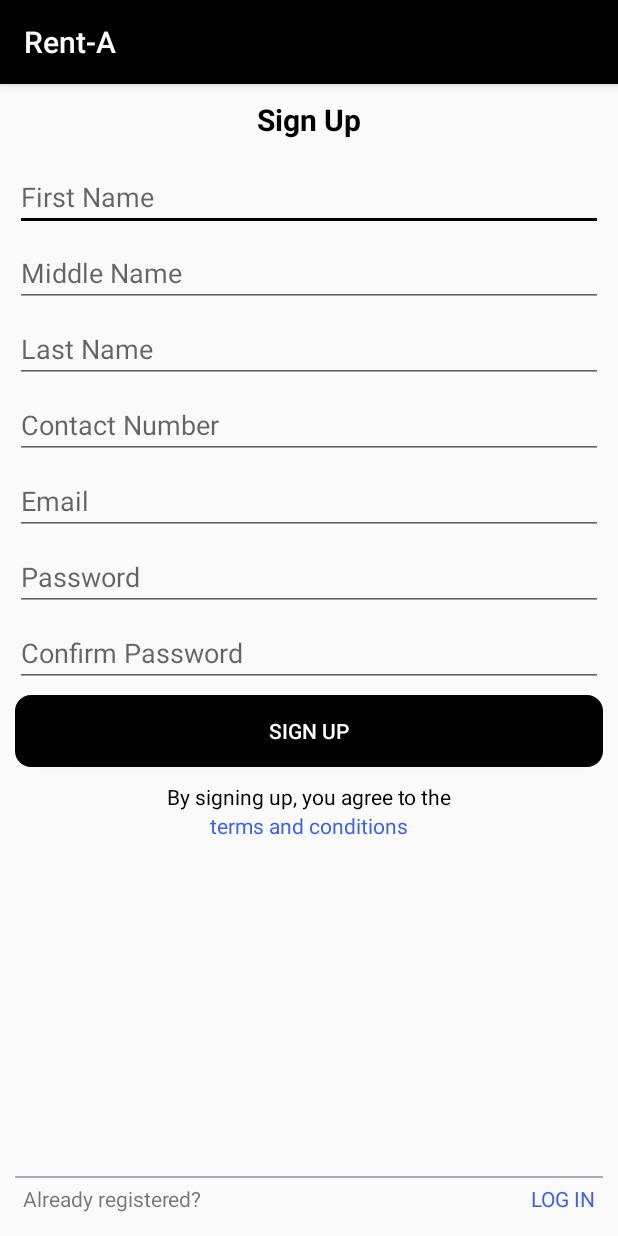
After one commit to raymarkimcabrera/rentA, an Android app: the RegisterActivity screen opened directly, with no data from a screen before it, on a phone screen of 412 x 824 dp. The commit adds this screen. Run offline under Robolectric (Android 15) with nearby library versions, the phone set to English and light mode, and no system bars; our stand-ins replace ButterKnife, Firebase (no records; nobody signed in at launch, a user with empty details on screens opened directly).

Commit message:
Added firebase firestore and Register Activity

```diff
--- a/app/build.gradle
+++ b/app/build.gradle
@@ -65,6 +65,7 @@ dependencies {
     implementation 'com.google.android.gms:play-services-auth:15.0.1'
 
     implementation 'com.google.firebase:firebase-auth:16.0.3'
+    implementation 'com.google.firebase:firebase-firestore:17.1.0'
     implementation 'com.google.firebase:firebase-messaging:17.3.0'
     implementation 'com.google.firebase:firebase-core:16.0.1'
     implementation 'com.google.firebase:firebase-database:16.0.1'
--- a/app/src/main/AndroidManifest.xml
+++ b/app/src/main/AndroidManifest.xml
@@ -60,7 +60,9 @@
         <activity android:name=".activity.MessagesActivity" />
         <activity android:name=".activity.PermissionRequestActivity" />
         <activity android:name=".activity.AutoCompleteKeyboardActivity" />
-        <activity android:name=".activity.LocationSelectorMapActivity"></activity>
+        <activity android:name=".activity.LocationSelectorMapActivity" />
+        <activity android:name=".activity.RegisterActivity"
+            android:windowSoftInputMode="adjustPan"></activity>
     </application>
 
 </manifest>
--- a/app/src/main/java/com/skuld/user/rent_a/BaseActivity.java
+++ b/app/src/main/java/com/skuld/user/rent_a/BaseActivity.java
@@ -14,6 +14,7 @@ import android.support.v7.widget.Toolbar;
 import android.util.Log;
 import android.widget.Toast;
 
+import com.google.firebase.firestore.FirebaseFirestore;
 import com.google.gson.Gson;
 import com.google.gson.GsonBuilder;
 import com.skuld.user.rent_a.rest.ApiInterface;
@@ -33,6 +34,10 @@ public abstract class BaseActivity extends AppCompatActivity{
     protected Toolbar mToolbar;
 
     protected ApiInterface mApiInterface;
+
+    protected FirebaseFirestore mDatabase;
+
+    protected String mUserID;
 
     @Override
     protected void onCreate(Bundle savedInstanceState) {
@@ -87,6 +92,11 @@ public abstract class BaseActivity extends AppCompatActivity{
 
 //    END API Functions
 
+//    Firebase database
+    public FirebaseFirestore getFirebaseDatabase(){
+        return FirebaseFirestore.getInstance();
+    }
+//    END Firebase database
     protected abstract int setLayoutResourceID();
 
     public void setTitle(String title) {
--- /dev/null
+++ b/app/src/main/java/com/skuld/user/rent_a/activity/RegisterActivity.java
@@ -0,0 +1,136 @@
+package com.skuld.user.rent_a.activity;
+
+import android.content.Context;
+import android.content.Intent;
+import android.support.annotation.NonNull;
+import android.support.v7.app.AppCompatActivity;
+import android.os.Bundle;
+import android.view.View;
+import android.widget.EditText;
+import android.widget.Toast;
+
+import com.google.android.gms.tasks.OnFailureListener;
+import com.google.android.gms.tasks.OnSuccessListener;
+import com.google.firebase.firestore.DocumentReference;
+import com.skuld.user.rent_a.BaseActivity;
+import com.skuld.user.rent_a.R;
+import com.skuld.user.rent_a.database.Table;
+import com.skuld.user.rent_a.model.user.User;
+import com.skuld.user.rent_a.utils.GeneralUtils;
+
+import java.util.HashMap;
+import java.util.Map;
+
+import butterknife.BindView;
+import butterknife.OnClick;
+
+public class RegisterActivity extends BaseActivity {
+
+    @BindView(R.id.firstNameEditText)
+    EditText mFirstNameEditText;
+
+    @BindView(R.id.middleNameEditText)
+    EditText mMiddleNameEditText;
+
+    @BindView(R.id.lastNameEditText)
+    EditText mLastNameEditText;
+
+    @BindView(R.id.contactNumberEditText)
+    EditText mContactNumberEditText;
+
+    @BindView(R.id.emailEditText)
+    EditText mEmailEditText;
+
+    @BindView(R.id.passwordEditText)
+    EditText mPasswordEditText;
+
+    @BindView(R.id.confirmPasswordEditText)
+    EditText mConfirmPasswordEditText;
+
+    private String firstName, middleName, lastName, email, password, confirmPassword, contactNumber;
+
+    public static Intent newIntent(Context context) {
+        Intent intent = new Intent(context, RegisterActivity.class);
+        return intent;
+    }
+
+    @Override
+    protected void onCreate(Bundle savedInstanceState) {
+        super.onCreate(savedInstanceState);
+    }
+
+    @Override
+    protected int setLayoutResourceID() {
+        return R.layout.activity_register;
+    }
+
+
+    @OnClick({R.id.signUpButton, R.id.loginTextView})
+    void onClick(View view) {
+        switch (view.getId()) {
+            case R.id.signUpButton:
+                signUpUser();
+                break;
+
+            case R.id.loginButton:
+                break;
+        }
+    }
+
+    private void signUpUser() {
+        prepareData();
+        if (isValidInputs()) {
+
+            mDatabase = getFirebaseDatabase();
+
+            User user = new User();
+            user.setFirstName(firstName);
+            if (!middleName.isEmpty())
+                user.setMiddleName(middleName);
+            user.setLastName(lastName);
+            user.setEmail(email);
+            user.setContactNumber(contactNumber);
+            user.setPassword(password);
+
+            mDatabase.collection("users")
+                    .add(user)
+                    .addOnSuccessListener(new OnSuccessListener<DocumentReference>() {
+                        @Override
+                        public void onSuccess(DocumentReference documentReference) {
+                            Toast.makeText(mContext, "Successfully added document ID: " + documentReference.getId(), Toast.LENGTH_SHORT).show();
+                        }
+                    })
+                    .addOnFailureListener(new OnFailureListener() {
+                        @Override
+                        public void onFailure(@NonNull Exception e) {
+                            Toast.makeText(mContext, "Didn't save to the database ", Toast.LENGTH_SHORT).show();
+                        }
+                    });
+        } else {
+            Toast.makeText(mContext, "Please input all fields", Toast.LENGTH_SHORT).show();
+        }
+    }
+
+    private boolean isValidInputs() {
+        if (!firstName.isEmpty() && !lastName.isEmpty() && !email.isEmpty() && GeneralUtils.isValidEmail(email)) {
+            if (String.valueOf(contactNumber).length() <= 11) {
+                if (password.equals(confirmPassword)) {
+                    return true;
+                }
+                return false;
+            }
+            return false;
+        }
+        return false;
+    }
+
+    private void prepareData() {
+        firstName = mFirstNameEditText.getText().toString().trim();
+        middleName = mMiddleNameEditText.getText().toString().trim();
+        lastName = mLastNameEditText.getText().toString().trim();
+        email = mEmailEditText.getText().toString().trim();
+        password = mPasswordEditText.getText().toString().trim();
+        confirmPassword = mConfirmPasswordEditText.getText().toString().trim();
+        contactNumber = mContactNumberEditText.getText().toString().trim();
+    }
+}
--- /dev/null
+++ b/app/src/main/java/com/skuld/user/rent_a/database/Table.java
@@ -0,0 +1,5 @@
+package com.skuld.user.rent_a.database;
+
+public enum Table {
+    users
+}
--- /dev/null
+++ b/app/src/main/res/layout/activity_register.xml
@@ -0,0 +1,147 @@
+<?xml version="1.0" encoding="utf-8"?>
+<RelativeLayout xmlns:android="http://schemas.android.com/apk/res/android"
+    xmlns:app="http://schemas.android.com/apk/res-auto"
+    xmlns:tools="http://schemas.android.com/tools"
+    android:layout_width="match_parent"
+    android:layout_height="match_parent"
+    android:orientation="vertical"
+    tools:context=".activity.RegisterActivity"
+    android:padding="10dp"
+    android:gravity="center|top">
+
+    <LinearLayout
+        android:layout_width="match_parent"
+        android:layout_height="wrap_content"
+        android:isScrollContainer="true"
+        android:orientation="vertical">
+
+        <TextView
+            android:layout_width="match_parent"
+            android:layout_height="wrap_content"
+            android:text="@string/sign_up"
+            android:textStyle="bold"
+            android:gravity="center"
+            android:textColor="@color/black"
+            android:textSize="20dp"
+            />
+
+        <LinearLayout
+            android:layout_width="match_parent"
+            android:layout_height="wrap_content"
+            android:layout_marginTop="10dp"
+            android:orientation="vertical">
+
+            <EditText
+                android:id="@+id/firstNameEditText"
+                android:layout_width="match_parent"
+                android:layout_height="wrap_content"
+                android:hint="@string/first_name"
+                android:layout_marginTop="5dp"/>
+
+            <EditText
+                android:id="@+id/middleNameEditText"
+                android:layout_width="match_parent"
+                android:layout_height="wrap_content"
+                android:hint="@string/middle_name"
+                android:layout_marginTop="5dp"/>
+
+            <EditText
+                android:id="@+id/lastNameEditText"
+                android:layout_width="match_parent"
+                android:layout_height="wrap_content"
+                android:hint="@string/last_name"
+                android:layout_marginTop="5dp"/>
+
+            <EditText
+                android:id="@+id/contactNumberEditText"
+                android:layout_width="match_parent"
+                android:layout_height="wrap_content"
+                android:hint="@string/contact_number"
+                android:layout_marginTop="5dp"/>
+
+            <EditText
+                android:id="@+id/emailEditText"
+                android:layout_width="match_parent"
+                android:layout_height="wrap_content"
+                android:hint="@string/email"
+                android:inputType="textEmailAddress"
+                android:layout_marginTop="5dp"/>
+
+            <EditText
+                android:id="@+id/passwordEditText"
+                android:layout_width="match_parent"
+                android:layout_height="wrap_content"
+                android:hint="@string/password"
+                android:inputType="textPassword"
+                android:layout_marginTop="5dp"/>
+
+            <EditText
+                android:id="@+id/confirmPasswordEditText"
+                android:layout_width="match_parent"
+                android:layout_height="wrap_content"
+                android:hint="@string/confirm_password"
+                android:inputType="textPassword"
+                android:layout_marginTop="5dp"/>
+
+        </LinearLayout>
+
+        <Button
+            android:id="@+id/signUpButton"
+            android:layout_width="match_parent"
+            android:layout_height="wrap_content"
+            android:background="@drawable/button_rounded_corner"
+            android:padding="5dp"
+            android:textColor="@color/white"
+            android:layout_marginTop="5dp"
+            android:text="@string/sign_up"
+            android:textAllCaps="true"
+            />
+
+        <TextView
+            android:layout_width="match_parent"
+            android:layout_height="wrap_content"
+            android:layout_marginTop="10dp"
+            android:text="@string/by_signing_up_you_agree_to_the"
+            android:gravity="center"
+            android:textColor="@color/black"/>
+
+        <TextView
+            android:layout_width="match_parent"
+            android:layout_height="wrap_content"
+            android:gravity="center"
+            android:textColor="@color/blue"
+            android:text="@string/terms_and_conditions"/>
+
+    </LinearLayout>
+
+    <View
+        android:layout_width="match_parent"
+        android:layout_height="1dp"
+        android:background="@color/lightGray"
+        android:layout_marginBottom="10dp"
+        android:layout_alignTop="@+id/loginLinearLayout"/>
+
+    <LinearLayout
+        android:id="@+id/loginLinearLayout"
+        android:layout_width="match_parent"
+        android:layout_height="wrap_content"
+        android:orientation="horizontal"
+        android:padding="5dp"
+        android:layout_alignParentBottom="true">
+
+        <TextView
+            android:layout_width="0dp"
+            android:layout_height="wrap_content"
+            android:layout_weight=".50"
+            android:text="@string/already_registered"/>
+
+        <TextView
+            android:id="@+id/loginTextView"
+            android:layout_width="0dp"
+            android:layout_height="wrap_content"
+            android:layout_weight=".50"
+            android:text="@string/log_in"
+            android:textColor="@color/blue"
+            android:gravity="right"/>
+    </LinearLayout>
+</RelativeLayout>
--- a/app/src/main/res/values/colors.xml
+++ b/app/src/main/res/values/colors.xml
@@ -6,4 +6,6 @@
 
     <color name="white">#ffffff</color>
     <color name="black">#000000</color>
+    <color name="blue">#3b62ef</color>
+    <color name="lightGray">#a9aaae</color>
 </resources>
--- a/app/src/main/res/values/strings.xml
+++ b/app/src/main/res/values/strings.xml
@@ -11,4 +11,17 @@
     <string name="permission_text">Rent-A need to access your locations and storage permissions for the best experience you need.</string>
     <string name="find_a_vehicle">Find A Vehicle</string>
     <string name="select_location">Select Location</string>
+    <string name="first_name">First Name</string>
+    <string name="middle_name">Middle Name</string>
+    <string name="last_name">Last Name</string>
+    <string name="contact_number">Contact Number</string>
+    <string name="email">Email</string>
+    <string name="username">Username</string>
+    <string name="password">Password</string>
+    <string name="sign_up">Sign Up</string>
+    <string name="log_in">LOG IN</string>
+    <string name="by_signing_up_you_agree_to_the">By signing up, you agree to the</string>
+    <string name="terms_and_conditions">terms and conditions</string>
+    <string name="already_registered">Already registered?</string>
+    <string name="confirm_password">Confirm Password</string>
 </resources>
```
Also changed, not shown: app/src/main/java/com/skuld/user/rent_a/activity/LoginActivity.java (+15 -9 lines), app/src/main/java/com/skuld/user/rent_a/model/user/User.java (added, +74 -0 lines), app/src/main/java/com/skuld/user/rent_a/utils/GeneralUtils.java (+18 -2 lines), app/src/main/res/layout/activity_login.xml (+5 -3 lines), app/src/main/res/layout/layout_snackbar.xml (added, +8 -0 lines).
